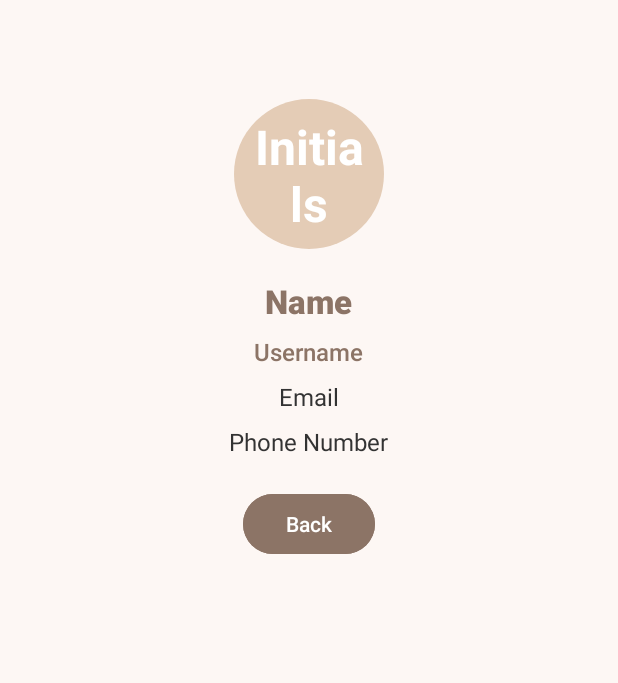
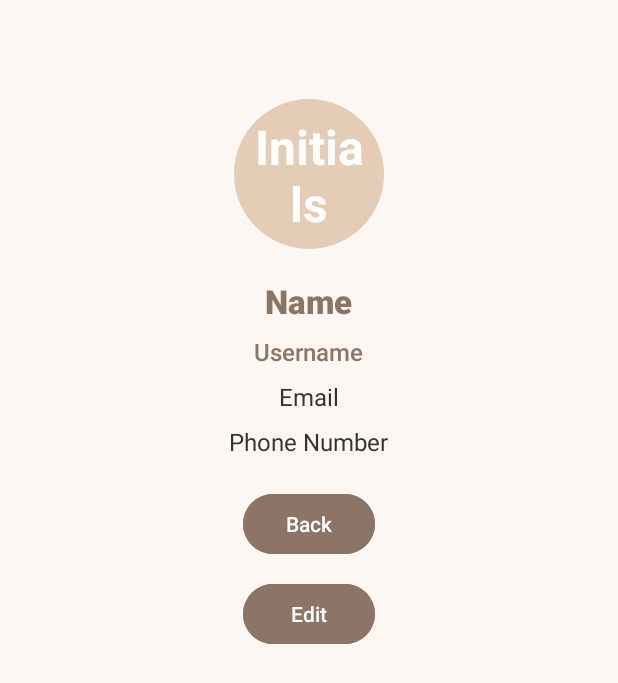
Before and after one commit to CMPUT301F24jobber/QueueUp, an Android app: the ProfileActivity screen opened directly, with no data from a screen before it, on a phone screen of 412 x 824 dp. Shown: the top 683 px of the screen. Run offline under Robolectric (Android 15) with nearby library versions, the light colour scheme and no system bars; our stand-ins replace CircleImageView, Firebase (no records; nobody signed in at launch, a user with empty details on screens opened directly); pictures from the network do not load.

Commit message:
edit button works, problem with updates on profileactivity and attendeeHome

```diff
--- a/app/src/main/AndroidManifest.xml
+++ b/app/src/main/AndroidManifest.xml
@@ -42,7 +42,11 @@
             android:exported="true">
         </activity>
         <activity
-            android:name=".views.profiles.AttendeeProfileActivity"
+            android:name=".views.profiles.ProfileActivity"
+            android:exported="true">
+        </activity>
+        <activity
+            android:name=".views.profiles.EditProfileActivity"
             android:exported="true">
         </activity>
 
--- a/app/src/main/java/com/example/queueup/views/attendee/AttendeeHome.java
+++ b/app/src/main/java/com/example/queueup/views/attendee/AttendeeHome.java
@@ -4,6 +4,7 @@ import android.content.Intent;
 import android.os.Bundle;
 import android.util.Log;
 import android.view.View;
+import android.widget.Button;
 import android.widget.FrameLayout;
 import android.widget.ImageView;
 import android.widget.TextView;
@@ -11,7 +12,9 @@ import androidx.appcompat.app.AppCompatActivity;
 import com.example.queueup.R;
 import com.example.queueup.controllers.UserController;
 import com.example.queueup.models.User;
-import com.example.queueup.views.profiles.AttendeeProfileActivity;
+//import com.example.queueup.views.profiles.AttendeeProfileActivity;
+import com.example.queueup.views.profiles.EditProfileActivity;
+import com.example.queueup.views.profiles.ProfileActivity;
 import com.google.firebase.firestore.FirebaseFirestore;
 import com.google.firebase.firestore.QueryDocumentSnapshot;
 import com.bumptech.glide.Glide;
@@ -53,10 +56,11 @@ public class AttendeeHome extends AppCompatActivity {
 
         // Set up listener for profile initials (similar to a button)
         profileInitialsFrame.setOnClickListener(v -> {
-            Intent intent = new Intent(AttendeeHome.this, AttendeeProfileActivity.class);
+            Intent intent = new Intent(AttendeeHome.this, ProfileActivity.class);
             intent.putExtra("deviceId", deviceId);
             startActivity(intent);
         });
+
 
         // Fetch user data
         fetchUserData();
@@ -83,6 +87,9 @@ public class AttendeeHome extends AppCompatActivity {
                             } else {
                                 titleTextView.setText("Welcome, Attendee!");
                             }
+
+                            //profileInitialsTextView.setVisibility(View.GONE); // test to see if view doesn't lag between initals and profile image
+                            //profileImageView.setVisibility(View.VISIBLE);
 
                             // seeing if profile pic exists, if not then proceeding with initials
                             if (profileImageUrl != null && !profileImageUrl.isEmpty()) {
--- a/app/src/main/java/com/example/queueup/views/profiles/AttendeeProfileActivity.java
+++ b/app/src/main/java/com/example/queueup/views/profiles/ProfileActivity.java
@@ -1,5 +1,6 @@
 package com.example.queueup.views.profiles;
 
+import android.content.Intent;
 import android.os.Bundle;
 import android.util.Log;
 import android.view.View;
@@ -19,11 +20,13 @@ import com.google.firebase.firestore.QueryDocumentSnapshot;
  * The AttendeeProfileActivity class represents the profile screen for an attendee.
  * It displays the attendee's full profile information, including name, username, email, and phone number.
  */
-public class AttendeeProfileActivity extends AppCompatActivity {
+public class ProfileActivity extends AppCompatActivity {
     private FirebaseFirestore db;
     private String deviceId;
     private TextView profileNameTextView, profileUsernameTextView, profileEmailTextView, profilePhoneTextView, profileInitialsTextView;
     private ImageView profileImageView;
+    private User currentUser;
+    private static final int EDIT_PROFILE_REQUEST_CODE = 1;
     /**
      * Called when the activity is first created.
      *
@@ -54,6 +57,13 @@ public class AttendeeProfileActivity extends AppCompatActivity {
         Button backButton = findViewById(R.id.backButton);
         backButton.setOnClickListener(v -> finish()); // This will go back to the previous activity
 
+        Button editButton = findViewById(R.id.editButton);
+        editButton.setOnClickListener(v -> {
+            Intent intent = new Intent(ProfileActivity.this, EditProfileActivity.class);
+            intent.putExtra("user", currentUser);  // Pass currentUser to EditProfileActivity
+            startActivityForResult(intent, EDIT_PROFILE_REQUEST_CODE);  // Use a request code to identify the result
+        });
+
         // Fetch and display the user data
         fetchUserData();
     }
@@ -68,6 +78,7 @@ public class AttendeeProfileActivity extends AppCompatActivity {
                 .addOnCompleteListener(task -> {
                     if (task.isSuccessful() && !task.getResult().isEmpty()) {
                         for (QueryDocumentSnapshot document : task.getResult()) {
+                            currentUser = document.toObject(User.class); // Assign user to currentUser
                             User user = document.toObject(User.class);
                             String profileImageUrl = user.getProfileImageUrl();
                             String firstName = user.getFirstName();
--- a/app/src/main/res/layout/attendee_profile.xml
+++ b/app/src/main/res/layout/attendee_profile.xml
@@ -102,4 +102,15 @@
         android:layout_centerHorizontal="true"
         android:layout_marginTop="20dp" />
 
+    <Button
+        android:id="@+id/editButton"
+        android:layout_width="wrap_content"
+        android:layout_height="wrap_content"
+        android:text="Edit"
+        android:textColor="@android:color/white"
+        android:backgroundTint="#8C7466"
+        android:layout_below="@id/profilePhoneTextView"
+        android:layout_centerHorizontal="true"
+        android:layout_marginTop="80dp" />
+
 </RelativeLayout>
```
Also changed, not shown: app/src/main/java/com/example/queueup/models/User.java (+51 -1 lines), app/src/main/java/com/example/queueup/views/profiles/EditProfileActivity.java (added, +89 -0 lines), app/src/main/res/layout/activity_edit_profile.xml (added, +45 -0 lines).
